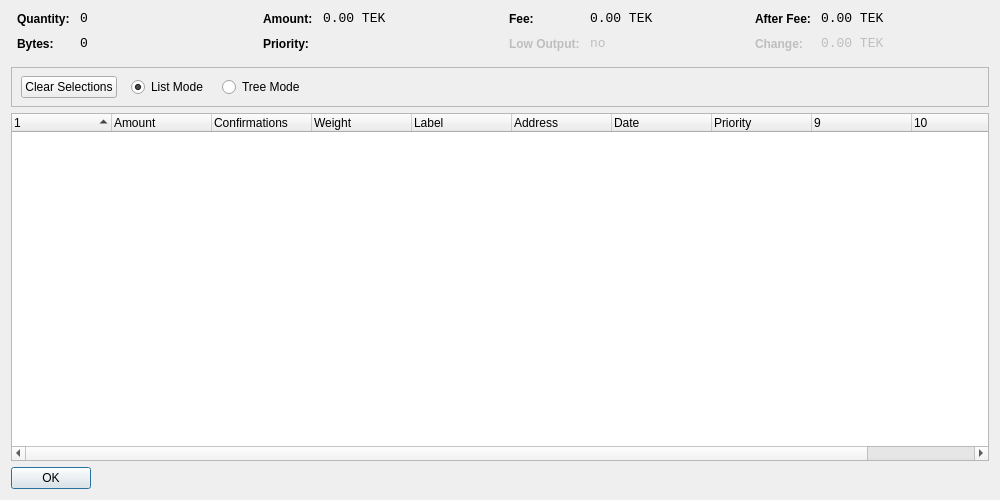
This is src/qt/forms/coincontroldialog.ui in maxxine/TEK as Qt 5 draws it before an edit. The edited form follows.
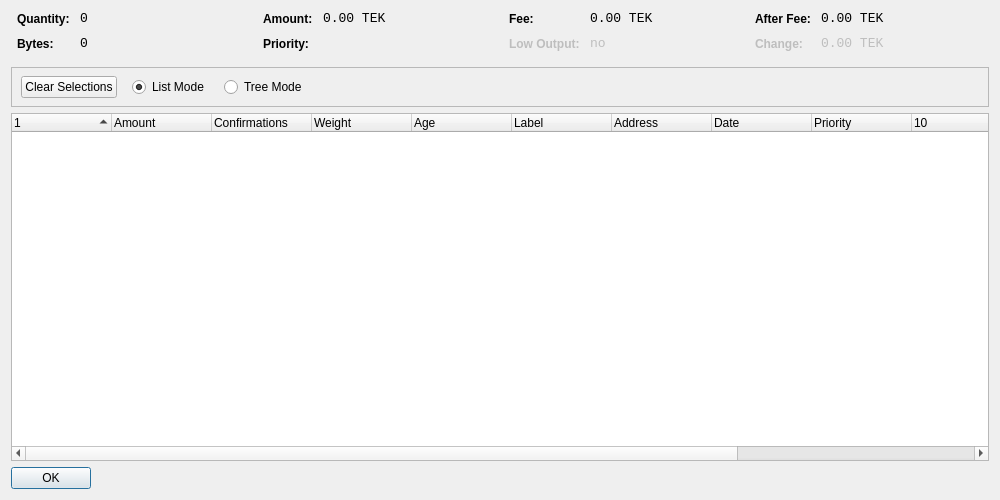
This is the edited form. Custom widgets are drawn as their Qt base class.

```diff
--- a/src/qt/forms/coincontroldialog.ui
+++ b/src/qt/forms/coincontroldialog.ui
@@ -381,7 +381,7 @@
       </property>
       <layout class="QHBoxLayout" name="horizontalLayoutPanel" stretch="0,0,0,0,0">
        <property name="spacing">
-        <number>14</number>
+        <number>15</number>
        </property>
        <item>
         <widget class="QPushButton" name="pushButtonSelectAll">
@@ -462,7 +462,7 @@
       <bool>false</bool>
      </property>
      <property name="columnCount">
-      <number>11</number>
+      <number>13</number>
      </property>
      <attribute name="headerShowSortIndicator" stdset="0">
       <bool>true</bool>
@@ -498,6 +498,12 @@
       </property>
      </column>
 	 
+	 <column>
+      <property name="text">
+       <string>Age</string>
+      </property>
+     </column>
+	 
      <column>
       <property name="text">
        <string notr="true">Label</string>
@@ -522,6 +528,12 @@
       </property>
      </column>
 	 
+	 <column> 
+      <property name="text"> /** age int 64 invisible **/ 
+       <string/> 
+      </property>
+     </column>	  
+	 
      <column>
       <property name="text"> <!--(invisible) TX HASH  --> 
        <string/>
```
